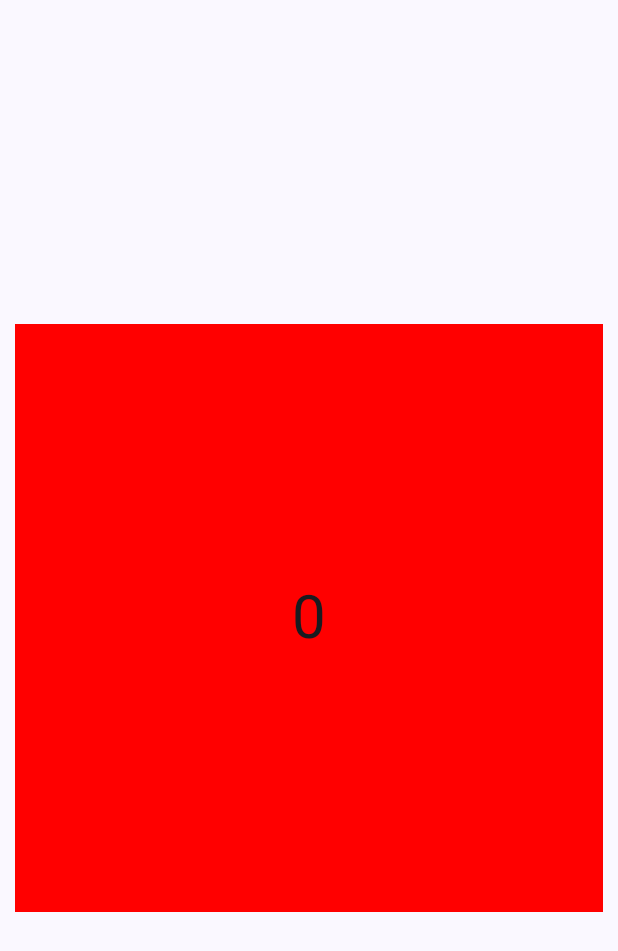
After one commit to s3r6anita/kotlin1lvl_VK, an Android app built with Jetpack Compose: the MainActivity2 screen opened directly, with no data from a screen before it, on a phone screen of 412 x 824 dp. The commit adds this screen. Shown: the top 951 px of the screen. Run offline under Robolectric (Android 15) with nearby library versions, the light colour scheme and no system bars; 1 statement that could not run was skipped.

Commit message:
rk_modified_version
Добавил открытие отдельной activity, по нажатию на квадратик. Новая activity открывается на весь экран, для каждого квадратика и отображает его номер и цвет

```diff
--- a/hw1/app/build.gradle.kts
+++ b/hw1/app/build.gradle.kts
@@ -59,11 +59,13 @@ dependencies {
     implementation("androidx.compose.ui:ui-graphics")
     implementation("androidx.compose.ui:ui-tooling-preview")
     implementation("androidx.compose.material3:material3")
+    implementation(platform("androidx.compose:compose-bom:2023.03.00"))
     testImplementation("junit:junit:4.13.2")
     androidTestImplementation("androidx.test.ext:junit:1.1.5")
     androidTestImplementation("androidx.test.espresso:espresso-core:3.5.1")
     androidTestImplementation(platform("androidx.compose:compose-bom:2023.03.00"))
     androidTestImplementation("androidx.compose.ui:ui-test-junit4")
+    androidTestImplementation(platform("androidx.compose:compose-bom:2023.03.00"))
     debugImplementation("androidx.compose.ui:ui-tooling")
     debugImplementation("androidx.compose.ui:ui-test-manifest")
 }
--- a/hw1/app/src/main/AndroidManifest.xml
+++ b/hw1/app/src/main/AndroidManifest.xml
@@ -13,6 +13,11 @@
         android:theme="@style/Theme.Hw1"
         tools:targetApi="31">
         <activity
+            android:name=".MainActivity2"
+            android:exported="false"
+            android:label="@string/title_activity_main2"
+            android:theme="@style/Theme.Hw1" />
+        <activity
             android:name=".MainActivity"
             android:exported="true"
             android:label="@string/app_name"
--- /dev/null
+++ b/hw1/app/src/main/java/com/example/hw1/MainActivity2.kt
@@ -0,0 +1,73 @@
+package com.example.hw1
+
+import android.content.Context
+import android.content.Intent
+import android.os.Bundle
+import androidx.activity.ComponentActivity
+import androidx.activity.compose.setContent
+import androidx.compose.foundation.background
+import androidx.compose.foundation.clickable
+import androidx.compose.foundation.layout.Box
+import androidx.compose.foundation.layout.aspectRatio
+import androidx.compose.foundation.layout.fillMaxSize
+import androidx.compose.foundation.layout.padding
+import androidx.compose.foundation.layout.size
+import androidx.compose.material3.MaterialTheme
+import androidx.compose.material3.Surface
+import androidx.compose.material3.Text
+import androidx.compose.runtime.Composable
+import androidx.compose.ui.Alignment
+import androidx.compose.ui.Modifier
+import androidx.compose.ui.graphics.Color
+import androidx.compose.ui.platform.LocalConfiguration
+import androidx.compose.ui.tooling.preview.Preview
+import androidx.compose.ui.unit.dp
+import androidx.compose.ui.unit.sp
+import com.example.hw1.ui.theme.Hw1Theme
+
+class MainActivity2 : ComponentActivity() {
+    override fun onCreate(savedInstanceState: Bundle?) {
+        super.onCreate(savedInstanceState)
+
+        val number = intent.extras!!.getInt("NUM")
+
+        setContent {
+            Hw1Theme {
+                // A surface container using the 'background' color from the theme
+                Surface(
+                    modifier = Modifier.fillMaxSize(),
+                    color = MaterialTheme.colorScheme.background
+                ) {
+                    Greeting(number)
+                }
+            }
+        }
+    }
+    companion object {
+        fun newInstance(context: Context, num: Int, color: Color): Intent {
+
+            return Intent(context, MainActivity2::class.java).apply {
+                putExtra("NUM", num)
+            }
+
+        }
+    }
+}
+
+@Composable
+fun Greeting(number: Int) {
+    Box(
+        modifier = Modifier
+            .aspectRatio(1f)
+            .padding(10.dp)
+            .size((LocalConfiguration.current.screenWidthDp / 2).dp)
+            .background(if (number % 2 == 0) Color.Red else Color.Blue)
+    ) {
+        Text(
+            text = number.toString(),
+            fontSize = 40.sp,
+            modifier = Modifier
+                .align(Alignment.Center)
+        )
+    }
+}
--- a/hw1/app/src/main/res/values/strings.xml
+++ b/hw1/app/src/main/res/values/strings.xml
@@ -1,4 +1,5 @@
 <resources>
     <string name="app_name">Hw1</string>
     <string name="button_text">Add Square</string>
+    <string name="title_activity_main2">MainActivity2</string>
 </resources>
```
Also changed, not shown: hw1/app/src/main/java/com/example/hw1/MainActivity.kt (+21 -7 lines).
